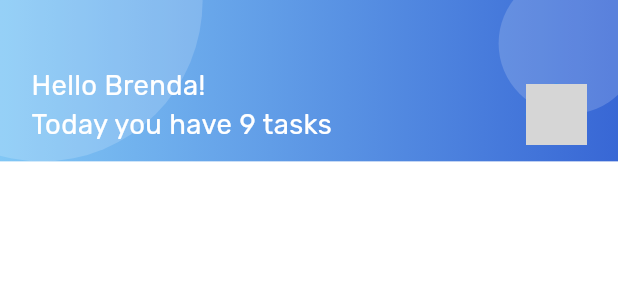
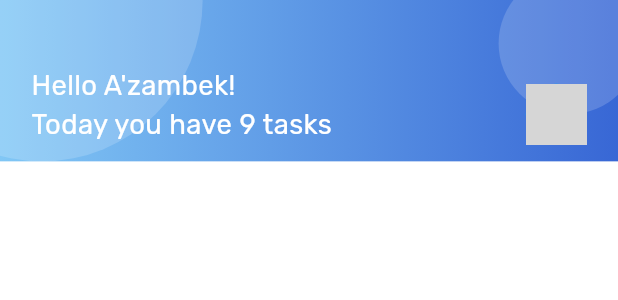
Before and after one commit to azor1105/udevs_to_do, a Flutter app: the CustomAppBar widget shown alone on an empty page, opened directly, on a phone screen of 412 x 824 dp. Shown: the top 300 px of the screen. Run offline on Flutter 3.47's test engine with Material 2 defaults, Android fonts, the phone set to English and light mode, and no system bars; our stand-ins replace flutter_bloc, flutter_local_notifications, flutter_screenutil, flutter_svg, fluttertoast, shared_preferences and 2 more; accounts and stored records are empty; network calls fail; grey boxes are pictures that could not be loaded.

Commit message:
some changes

```diff
--- a/lib/presentation/views/widgets/appbars/custom_app_bar.dart
+++ b/lib/presentation/views/widgets/appbars/custom_app_bar.dart
@@ -44,7 +44,7 @@ class CustomAppBar extends StatelessWidget implements PreferredSize {
                     crossAxisAlignment: CrossAxisAlignment.start,
                     children: [
                       Text(
-                        "Hello Brenda!",
+                        "Hello A'zambek!",
                         style: RubikFont.w400.copyWith(
                           fontSize: 18.sp,
                           color: ColorConst.white,
--- a/lib/presentation/views/widgets/per_delegates/reminder_delegate.dart
+++ b/lib/presentation/views/widgets/per_delegates/reminder_delegate.dart
@@ -33,7 +33,7 @@ class ReminderDelegate extends SliverPersistentHeaderDelegate {
           borderRadius: BorderRadius.circular(5.r),
         ),
         child: Stack(
-          clipBehavior: Clip.none,
+          // clipBehavior: Clip.none,
           children: [
             Positioned(
               top: -5.h,
@@ -59,11 +59,13 @@ class ReminderDelegate extends SliverPersistentHeaderDelegate {
                       color: ColorConst.white,
                     ),
                   ),
+                  SizedBox(height: 8.h),
                   Text(
-                    "Today Reminder",
+                    "Meeting with client",
                     style: RubikFont.w400
                         .copyWith(color: ColorConst.cF3F3F3, fontSize: 11.sp),
                   ),
+                  SizedBox(height: 4.h),
                   Text(
                     "13.00 PM",
                     style: RubikFont.w400
```
